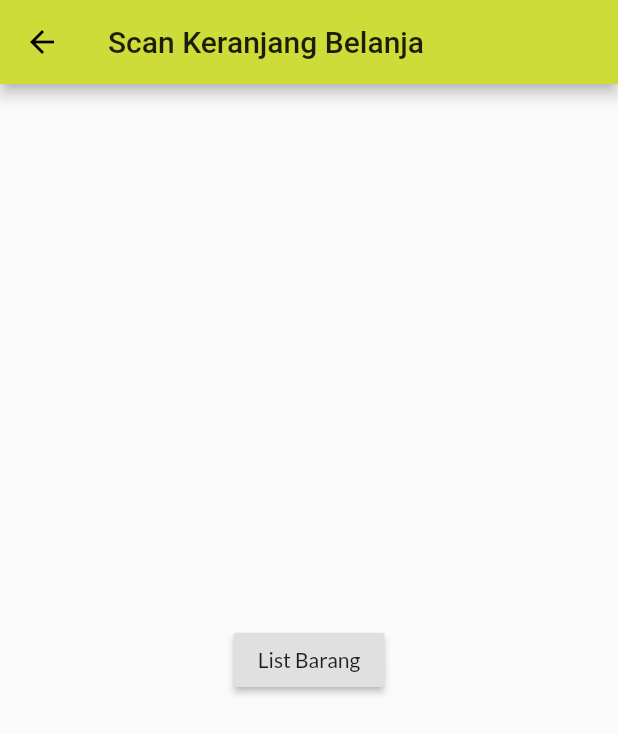
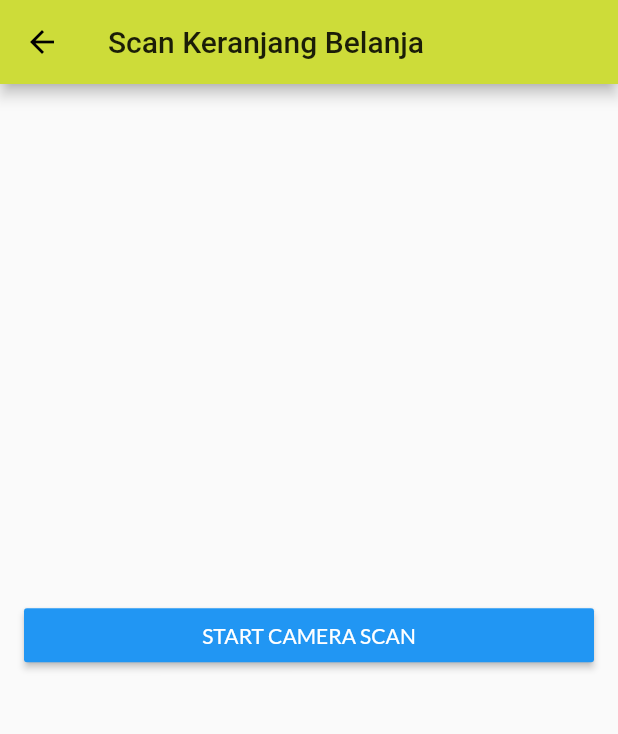
Before and after one commit to mettsardw/smart-chugg2, a Flutter app: the screen it shows after launch, after a tap on "Scan Keranjang", on a phone screen of 412 x 824 dp. Shown: the top 734 px of the screen. Run offline on Flutter 3.47's test engine with Material 2 defaults, Android fonts, the phone set to English and light mode, and no system bars; our stand-ins replace google_fonts; missing offline and left inert: barcode_scan.

Commit message:
BLIND: masukin copas code scan keranjang

```diff
--- a/lib/scan_keranjang.dart
+++ b/lib/scan_keranjang.dart
@@ -1,4 +1,4 @@
-import 'package:flutter/material.dart';
+/*import 'package:flutter/material.dart';
 
 class ScanKeranjang extends StatelessWidget {
   static const routeName = '/scanKeranjang';
@@ -20,3 +20,78 @@ class ScanKeranjang extends StatelessWidget {
     return scaffold;
   }
 }
+*/
+
+import 'dart:async';
+
+import 'package:barcode_scan/barcode_scan.dart';
+import 'package:flutter/material.dart';
+import 'package:flutter/services.dart';
+
+class ScanKeranjang extends StatefulWidget {
+  static const routeName = '/scanKeranjang';
+  @override
+  _ScanState createState() => new _ScanState();
+}
+
+class _ScanState extends State<ScanKeranjang> {
+  String barcode = "";
+
+  @override
+  initState() {
+    super.initState();
+  }
+
+  @override
+  Widget build(BuildContext context) {
+    return Scaffold(
+        appBar: new AppBar(
+          title: new Text('Scan Keranjang Belanja'),
+        ),
+        body: new Center(
+          child: new Column(
+            mainAxisAlignment: MainAxisAlignment.center,
+            crossAxisAlignment: CrossAxisAlignment.stretch,
+            children: <Widget>[
+              Padding(
+                padding: EdgeInsets.symmetric(horizontal: 16.0, vertical: 8.0),
+                child: RaisedButton(
+                    color: Colors.blue,
+                    textColor: Colors.white,
+                    splashColor: Colors.blueGrey,
+                    onPressed: scan,
+                    child: const Text('START CAMERA SCAN')
+                ),
+              )
+              ,
+              Padding(
+                padding: EdgeInsets.symmetric(horizontal: 16.0, vertical: 8.0),
+                child: Text(barcode, textAlign: TextAlign.center,),
+              )
+              ,
+            ],
+          ),
+        ));
+  }
+
+  Future scan() async {
+    try {
+      String barcode = await BarcodeScanner.scan();
+      setState(() => this.barcode = barcode
+      //Navigator.pushNamed(context, '/listBarang');
+      );
+    } on PlatformException catch (e) {
+      if (e.code == BarcodeScanner.CameraAccessDenied) {
+        setState(() {
+          this.barcode = 'The user did not grant the camera permission!';
+        });
+      } else {
+        setState(() => this.barcode = 'Unknown error: $e');
+      }
+    } on FormatException{
+      setState(() => this.barcode = 'null (User returned using the "back"-button before scanning anything. Result)');
+    } catch (e) {
+      setState(() => this.barcode = 'Unknown error: $e');
+    }
+  }
+}
```
